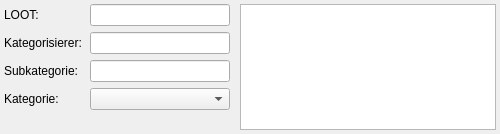
Before: the Qt Designer form Structure/GUI/Section_Mod_Statistics_Category.ui in Looking4Git/Starfield_LOH, drawn with Qt 5.
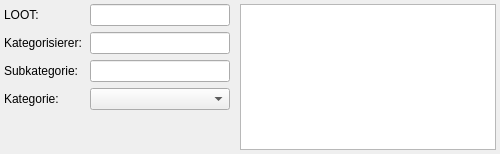
After: the same form once the commit is applied.

Patch:
```diff
--- a/Structure/GUI/Section_Mod_Statistics_Category.ui
+++ b/Structure/GUI/Section_Mod_Statistics_Category.ui
@@ -99,13 +99,13 @@
      <property name="minimumSize">
       <size>
        <width>0</width>
-       <height>126</height>
+       <height>146</height>
       </size>
      </property>
      <property name="maximumSize">
       <size>
        <width>16777215</width>
-       <height>126</height>
+       <height>146</height>
       </size>
      </property>
      <property name="editTriggers">
```
